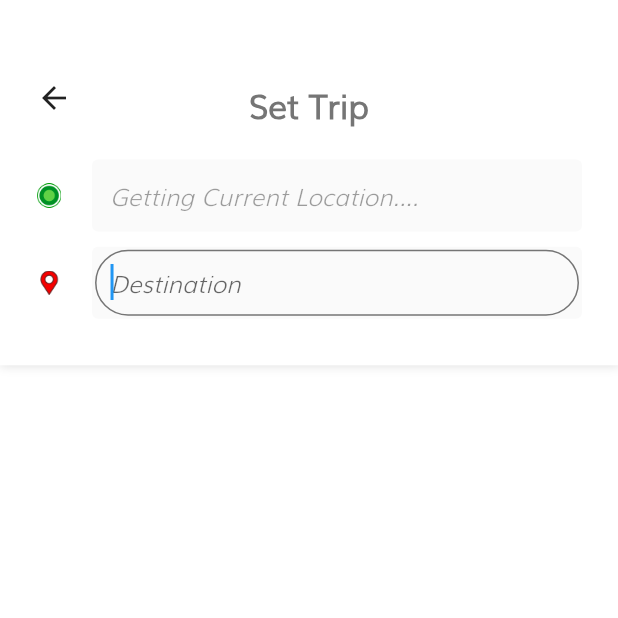
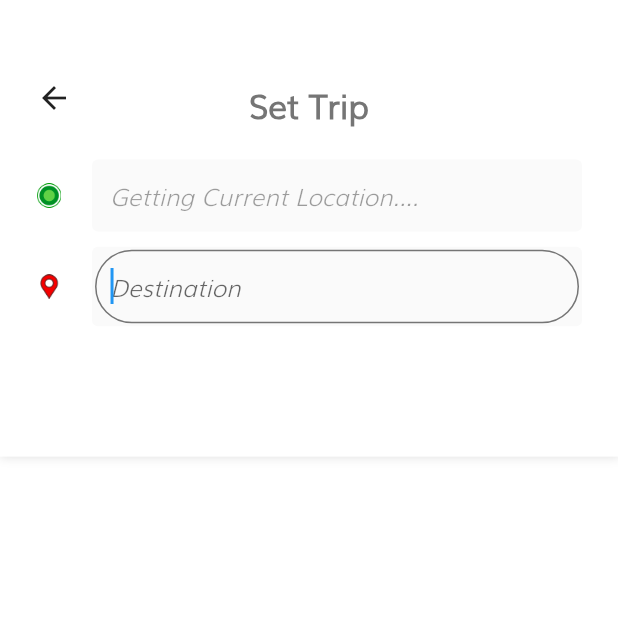
Before and after one commit to iiTzMontzz/ff_user, a Flutter app: the UserSearch screen opened directly, on a phone screen of 412 x 824 dp, the top half of it. Run offline on Flutter 3.47's test engine with Material 2 defaults, Android fonts, the light colour scheme and no system bars; our stand-ins replace animated_text_kit, cloud_firestore, connectivity, firebase_auth, firebase_core, firebase_database and 9 more; missing offline and left inert: flutter_geofire, flutter_polyline_points, maps_toolkit; accounts and stored records are empty; statements that could not run were skipped.

Commit message:
Update 17

```diff
--- a/lib/screens_folder/_pages/__functions/_aNormal/_petshop/pet_shop_tile.dart
+++ b/lib/screens_folder/_pages/__functions/_aNormal/_petshop/pet_shop_tile.dart
@@ -82,7 +82,6 @@ class PetShopTile extends StatelessWidget {
 
       Provider.of<AppData>(context, listen: false)
           .updateDestinationAddress(thisPlace);
-      print('HELOO >>>>>>>>> ' + thisPlace.placename);
 
       Navigator.of(context).pop('PetStore');
     }
--- a/lib/screens_folder/_pages/__functions/_aNormal/_user/user_search.dart
+++ b/lib/screens_folder/_pages/__functions/_aNormal/_user/user_search.dart
@@ -32,7 +32,7 @@ class _UserSearchState extends State<UserSearch> {
       body: Column(
         children: [
           Container(
-            height: getProportionateScreenHeight(240),
+            height: getProportionateScreenHeight(300),
             decoration: BoxDecoration(
               color: Colors.white,
               boxShadow: [
@@ -143,7 +143,7 @@ class _UserSearchState extends State<UserSearch> {
                                 contentPadding: EdgeInsets.only(
                                   left: 10,
                                   top: 10,
-                                  bottom: 10,
+                                  bottom: 15,
                                 ),
                               ),
                               style: TextStyle(
```
Also changed, not shown: lib/screens_folder/_pages/__functions/_aNormal/ride_request.dart (+13 -12 lines), 5 other files.
